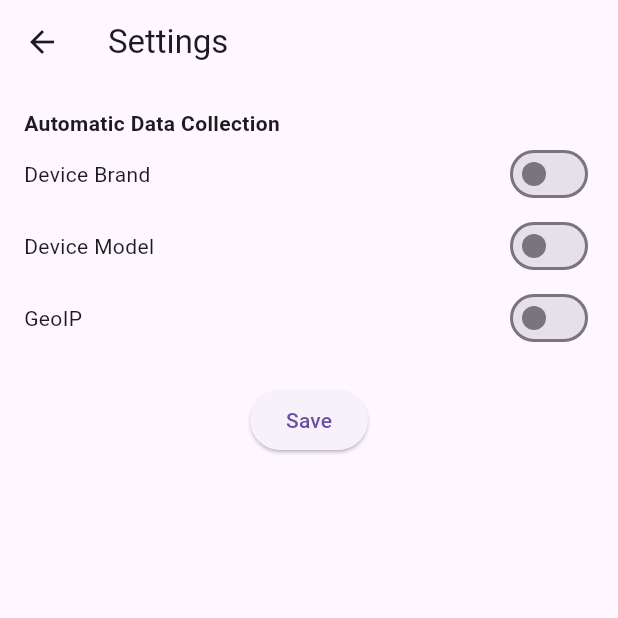
After one commit to BatchLabs/Batch-Flutter-Plugin, a Flutter app: the screen it shows after launch, item 4 of the bottom bar chosen, after a tap on "Data Collection Settings", on a phone screen of 412 x 824 dp, the top half of it. The commit adds this screen. Run offline on Flutter 3.47's test engine with Material 3 defaults, Android fonts, the phone set to English and light mode, and no system bars; our stand-ins replace shared_preferences.

Commit message:
example: update sample

```diff
--- a/example/lib/batch_store/ui/settings/settings_tab.dart
+++ b/example/lib/batch_store/ui/settings/settings_tab.dart
@@ -1,8 +1,10 @@
 import 'package:batch_flutter/batch.dart';
 import 'package:batch_flutter_example/batch_store/data/model/subscriptions.dart';
+import 'package:batch_flutter_example/data_collection_settings.dart';
 import 'package:batch_flutter_example/plugin_test_menu.dart';
 import 'package:flutter/material.dart';
 import 'package:provider/provider.dart';
+
 
 class SettingsTab extends StatelessWidget {
   const SettingsTab({Key? key}) : super(key: key);
@@ -48,6 +50,10 @@ class SettingsTab extends StatelessWidget {
             title: Text('Flutter plugin tests'),
             onTap: () => {_openPluginTests(context)},
           ),
+          ListTile(
+            title: Text('Data Collection Settings'),
+            onTap: () => {_openDataCollectionSettings(context)},
+          ),
         ],
       );
     });
@@ -62,6 +68,13 @@ class SettingsTab extends StatelessWidget {
         ));
   }
 
+  void _openDataCollectionSettings(BuildContext context) {
+    Navigator.push(
+      context,
+      MaterialPageRoute(builder: (context) => DataCollectionSettings()),
+    );
+  }
+
   void _openPluginTests(BuildContext context) {
     Navigator.push(
       context,
--- /dev/null
+++ b/example/lib/data_collection_settings.dart
@@ -0,0 +1,125 @@
+import 'package:batch_flutter/batch.dart';
+import 'package:flutter/material.dart';
+
+class DataCollectionSetting {
+  String name;
+  bool enabled;
+
+  DataCollectionSetting({required this.name, required this.enabled});
+}
+
+class SettingsCategory extends StatelessWidget {
+  final String title;
+
+  const SettingsCategory({Key? key, required this.title}) : super(key: key);
+
+  @override
+  Widget build(BuildContext context) {
+    return Text(
+      title,
+      style: TextStyle(
+        fontSize: 14,
+        fontWeight: FontWeight.bold,
+      ),
+    );
+  }
+}
+
+class SwitchSetting extends StatefulWidget {
+  final DataCollectionSetting setting;
+
+  const SwitchSetting({Key? key, required this.setting}) : super(key: key);
+
+  @override
+  _SwitchSettingState createState() => _SwitchSettingState();
+}
+
+class _SwitchSettingState extends State<SwitchSetting> {late bool isEnabled;
+
+@override
+void initState() {
+  super.initState();
+  isEnabled = widget.setting.enabled;
+}
+
+void onChange() {
+  setState(() {
+    isEnabled = !isEnabled;
+    widget.setting.enabled = isEnabled;
+  });
+}
+
+@override
+Widget build(BuildContext context) {
+  return InkWell(
+    onTap: onChange,
+    child: Row(
+      mainAxisAlignment: MainAxisAlignment.spaceBetween,
+      children: [
+        Text(widget.setting.name),
+        Switch(
+          value: isEnabled,
+          onChanged: (value) => onChange(),
+        ),
+      ],
+    ),
+  );
+}
+}
+
+class DataCollectionSettings extends StatefulWidget {
+  const DataCollectionSettings({Key? key}) : super(key: key);
+
+  @override
+  _DataCollectionSettingsState createState() => _DataCollectionSettingsState();
+}
+
+class _DataCollectionSettingsState extends State<DataCollectionSettings> {
+  final deviceBrandSetting = DataCollectionSetting(
+    name: 'Device Brand',
+    enabled: false,
+  );
+  final deviceModelSetting = DataCollectionSetting(
+    name: 'Device Model',
+    enabled: false,
+  );
+  final geoIPSetting = DataCollectionSetting(
+    name: 'GeoIP',
+    enabled: false,
+  );
+
+  @override
+  Widget build(BuildContext context) {
+    return Scaffold(
+      appBar: AppBar(
+        title: Text("Settings"),
+      ),
+      body: Padding(
+        padding: const EdgeInsets.all(16.0),
+        child: Column(
+          crossAxisAlignment: CrossAxisAlignment.start,
+          children: [
+            SettingsCategory(title: 'Automatic Data Collection'),
+            if (Theme.of(context).platform == TargetPlatform.android)
+              SwitchSetting(setting: deviceBrandSetting),
+            SwitchSetting(setting: deviceModelSetting),
+            SwitchSetting(setting: geoIPSetting),
+            SizedBox(height: 20),
+            Center(
+              child: ElevatedButton(
+                onPressed: () {
+                  Batch.instance.setAutomaticDataCollection({
+                    "deviceBrand": deviceBrandSetting.enabled,
+                    "deviceModel": deviceModelSetting.enabled,
+                    "geoIP": geoIPSetting.enabled,
+                  });
+                },
+                child: Text('Save'),
+              ),
+            ),
+          ],
+        ),
+      ),
+    );
+  }
+}
```
Also changed, not shown: example/lib/plugin_test_menu.dart (+76 -24 lines), 4 other files.
